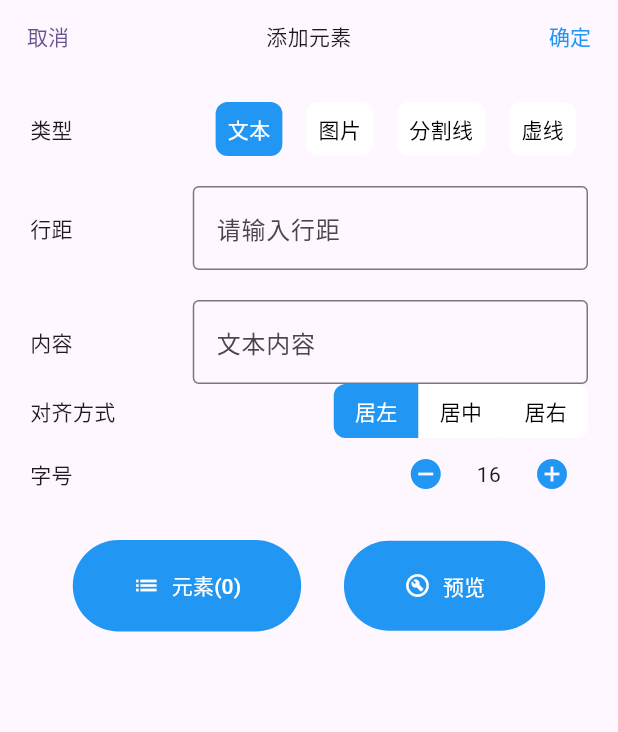
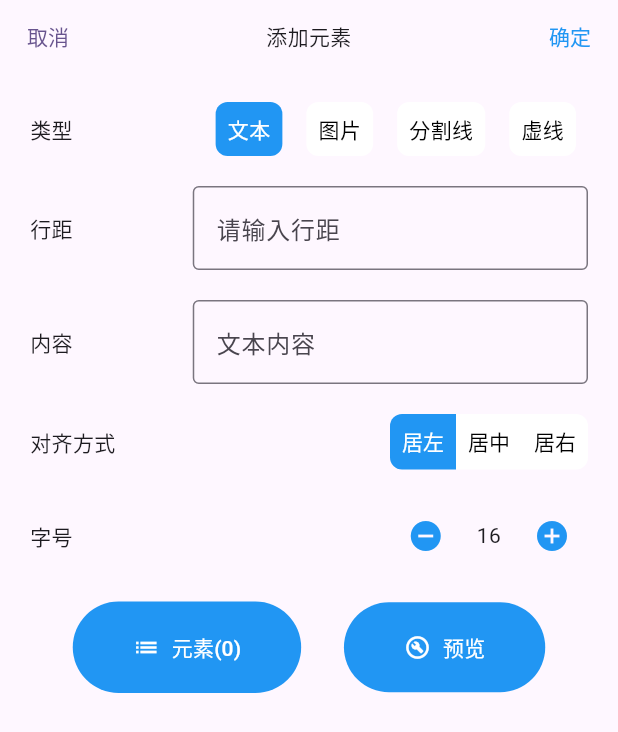
Before and after one commit to Yiwei099/universal_printer_flutter, a Flutter app: the DrawBottomSheetWidget widget shown alone on an empty page, opened directly, on a phone screen of 412 x 824 dp. Shown: the top 732 px of the screen. Run offline on Flutter 3.47's test engine with Material 3 defaults, Android fonts, the phone set to English and light mode, and no system bars; our stand-ins replace fluttertoast.

Commit message:
style：增加一些过渡动画

```diff
--- a/lib/widget/draw/DrawElementWidget.dart
+++ b/lib/widget/draw/DrawElementWidget.dart
@@ -41,7 +41,6 @@ class _DrawBottomSheetWidgetState extends State<DrawBottomSheetWidget> {
 
   @override
   Widget build(BuildContext context) {
-    bool isText = _chooseDrawType == DrawType.text;
     return Column(
       mainAxisSize: MainAxisSize.max,
       children: [
@@ -53,14 +52,7 @@ class _DrawBottomSheetWidgetState extends State<DrawBottomSheetWidget> {
                   _convertDrawTypeWidget(),
                   const SizedBox(height: 20),
                   _convertLineSpacItem(),
-                  if (isText) ...{
-                    const SizedBox(height: 20),
-                    _convertInputTextItem(),
-                    const SizedBox(height: 20),
-                    _convertAlignmentType(),
-                    const SizedBox(height: 20),
-                    _convertFontSize(),
-                  },
+                  _convertTextElementParamWidget(),
                   const SizedBox(height: 20),
                   _convertActionBar(),
                 ])))
@@ -68,6 +60,35 @@ class _DrawBottomSheetWidgetState extends State<DrawBottomSheetWidget> {
     );
   }
 
+  /// 绘制 文本组件专有组件
+  Widget _convertTextElementParamWidget() {
+    bool isText = _chooseDrawType == DrawType.text;
+    return AnimatedSwitcher(
+      duration: const Duration(milliseconds: 250),
+      transitionBuilder: (Widget child, Animation<double> animation) {
+        return SizeTransition(
+          sizeFactor: animation,
+          axisAlignment: 0.0, // 0.0 表示垂直方向
+          child: child,
+        );
+      },
+      child: isText
+          ? Column(
+              key: ValueKey<bool>(isText),
+              children: [
+                const SizedBox(height: 20),
+                _convertInputTextItem(),
+                const SizedBox(height: 20),
+                _convertAlignmentType(),
+                const SizedBox(height: 20),
+                _convertFontSize(),
+              ],
+            )
+          : Container(key: ValueKey<bool>(isText)),
+    );
+  }
+
+  /// 绘制元素类型
   Widget _convertDrawTypeWidget() {
     return Row(
       children: [
@@ -81,6 +102,7 @@ class _DrawBottomSheetWidgetState extends State<DrawBottomSheetWidget> {
     );
   }
 
+  /// 绘制顶部操作栏
   Widget _convertWidgetHeader() {
     return Row(
       mainAxisAlignment: MainAxisAlignment.center,
@@ -129,6 +151,7 @@ class _DrawBottomSheetWidgetState extends State<DrawBottomSheetWidget> {
     }
   }
 
+  /// 绘制元素类型子项
   List<Widget> _convertTypeItem() {
     List<Widget> result = [];
     for (Item<DrawType> item in _drawTypeList) {
@@ -157,6 +180,7 @@ class _DrawBottomSheetWidgetState extends State<DrawBottomSheetWidget> {
     return result;
   }
 
+  /// 绘制行距输入组件
   Widget _convertLineSpacItem() {
     return Row(
       mainAxisAlignment: MainAxisAlignment.spaceAround,
@@ -177,6 +201,7 @@ class _DrawBottomSheetWidgetState extends State<DrawBottomSheetWidget> {
     );
   }
 
+  /// 绘制文本内容数组组件
   Widget _convertInputTextItem() {
     return Row(
       mainAxisAlignment: MainAxisAlignment.spaceAround,
@@ -197,6 +222,7 @@ class _DrawBottomSheetWidgetState extends State<DrawBottomSheetWidget> {
     );
   }
 
+  /// 绘制文本对齐方式组件
   Widget _convertAlignmentType() {
     return RadioGroupWidget(
         itemList: [
@@ -213,6 +239,7 @@ class _DrawBottomSheetWidgetState extends State<DrawBottomSheetWidget> {
         hint: '对齐方式');
   }
 
+  /// 绘制字体大小组件
   Widget _convertFontSize() {
     return Row(
       mainAxisAlignment: MainAxisAlignment.spaceBetween,
@@ -231,6 +258,7 @@ class _DrawBottomSheetWidgetState extends State<DrawBottomSheetWidget> {
     );
   }
 
+  /// 绘制底部操作栏
   Widget _convertActionBar() {
     return Row(
       mainAxisAlignment: MainAxisAlignment.spaceEvenly,
--- a/lib/widget/radio/RadioGroupWidget.dart
+++ b/lib/widget/radio/RadioGroupWidget.dart
@@ -8,7 +8,8 @@ class RadioGroupWidget extends StatefulWidget {
   String hint;
   Function(int) listener;
 
-  RadioGroupWidget({super.key,
+  RadioGroupWidget(
+      {super.key,
       required this.itemList,
       required this.hint,
       required this.listener,
@@ -19,7 +20,6 @@ class RadioGroupWidget extends StatefulWidget {
 }
 
 class _RadioGroupWidgetState extends State<RadioGroupWidget> {
-
   @override
   Widget build(BuildContext context) {
     return Row(
@@ -38,32 +38,35 @@ class _RadioGroupWidgetState extends State<RadioGroupWidget> {
     for (int i = 0; i < widget.itemList.length; i++) {
       Item<int> item = widget.itemList[i];
       bool isChoose = widget.defaultValue == item.key;
-      result.add(
-        GestureDetector(
+      result.add(GestureDetector(
         onTap: () => {
           setState(() {
             widget.listener(item.key);
           })
         },
-          child: Container(
-            // margin: const EdgeInsets.symmetric(horizontal: 8.0),
-            padding: const EdgeInsets.only(left: 14, right: 14, top: 8, bottom: 8),
+        child: AnimatedContainer(
+          duration: const Duration(milliseconds: 800),
+          curve: Curves.linear,
+          padding: const EdgeInsets.only(left: 8, right: 8, top: 8, bottom: 8),
           decoration: BoxDecoration(
             color: isChoose ? Colors.blue : Colors.white,
             borderRadius: BorderRadius.only(
               topLeft: i == 0 ? const Radius.circular(8) : Radius.zero,
               bottomLeft: i == 0 ? const Radius.circular(8) : Radius.zero,
-                topRight: i == widget.itemList.length - 1 ? const Radius.circular(8) : Radius.zero,
-                bottomRight: i == widget.itemList.length - 1 ? const Radius.circular(8) : Radius.zero,
+              topRight: i == widget.itemList.length - 1
+                  ? const Radius.circular(8)
+                  : Radius.zero,
+              bottomRight: i == widget.itemList.length - 1
+                  ? const Radius.circular(8)
+                  : Radius.zero,
             ),
           ),
-            child: Text(
-              item.name,
+          child: AnimatedDefaultTextStyle(
               style: TextStyle(color: isChoose ? Colors.white : Colors.black),
+              duration: const Duration(milliseconds: 300),
+              child: Text(item.name)),
         ),
-          ),
-        )
-      );
+      ));
     }
     return result;
   }
```
Also changed, not shown: lib/ModifyPrinterPage.dart (+14 -4 lines), lib/widget/draw/DrawReceiptWidget.dart (+26 -1 lines). Lines whose indentation alone changed are shown as unchanged.
